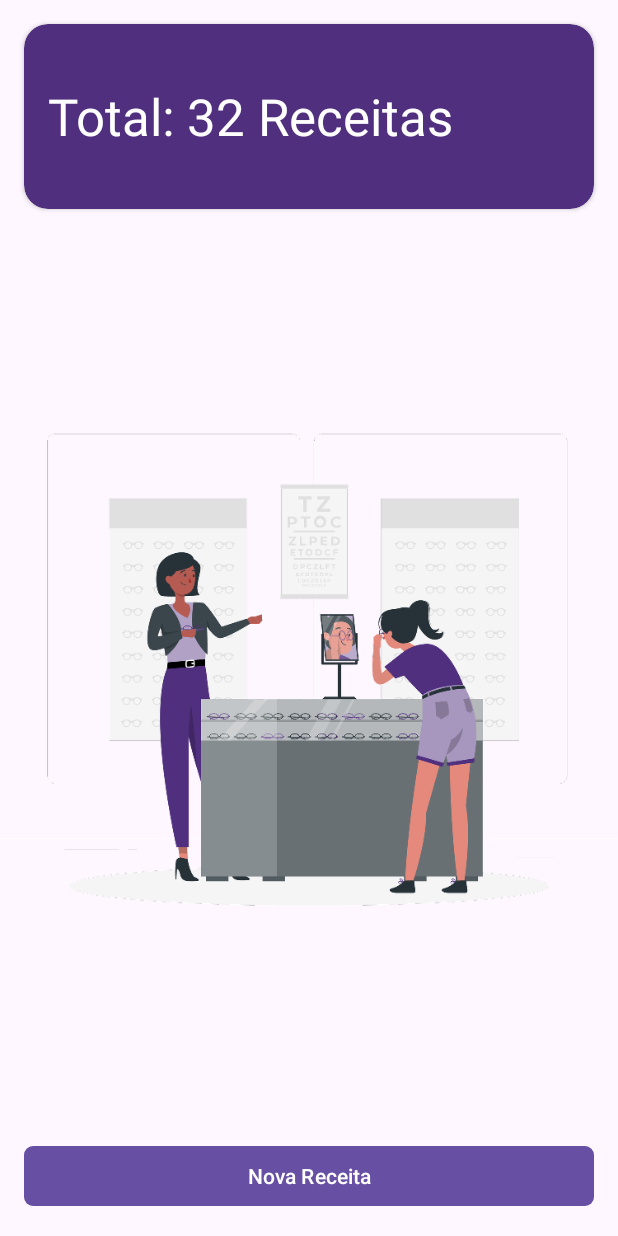
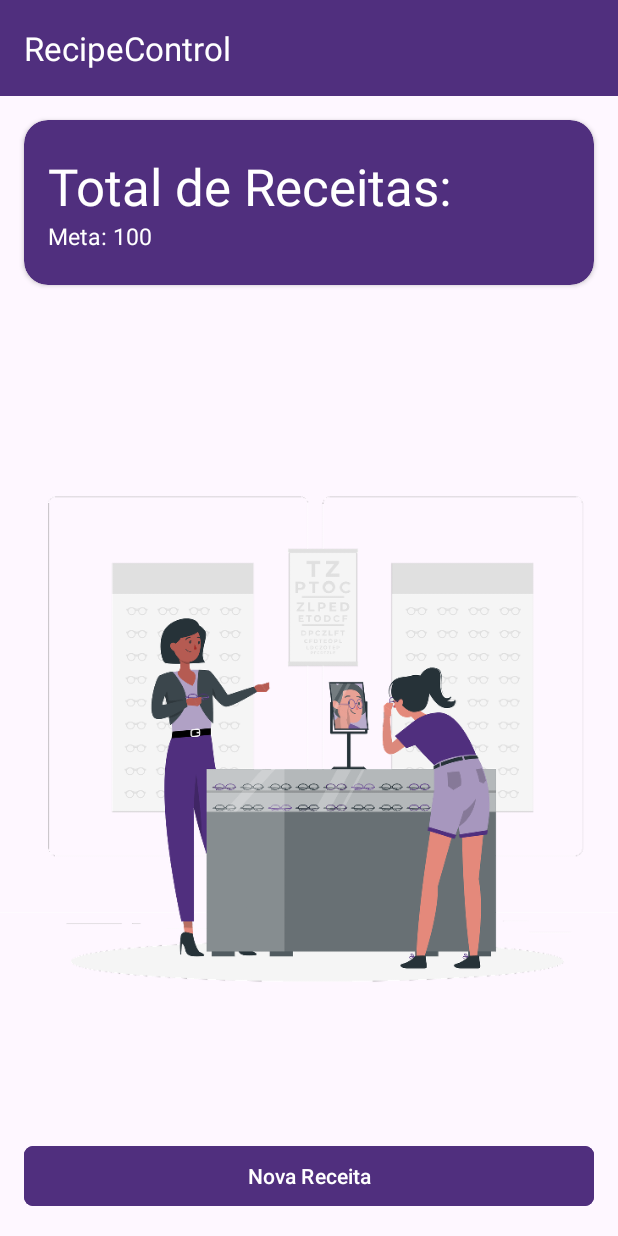
Before and after one commit to JoaoVitor-Dev/RecipeControl, an Android app: the layout activity_main.xml on its own in the app's theme, with its tools: preview values and no code run, on a phone screen of 412 x 824 dp. Run offline under Robolectric (Android 15) with nearby library versions, the phone set to English and light mode, and no system bars.

Commit message:
feat/impl toolbar

```diff
--- a/app/src/main/java/com/joaovitor/recipecontrol/SplashActivity.kt
+++ b/app/src/main/java/com/joaovitor/recipecontrol/SplashActivity.kt
@@ -44,6 +44,4 @@ class SplashActivity : AppCompatActivity() {
             }, 2000L)
         }
     }
-
-
 }
--- a/app/src/main/res/layout/activity_main.xml
+++ b/app/src/main/res/layout/activity_main.xml
@@ -7,29 +7,55 @@
     android:layout_height="match_parent"
     tools:context=".MainActivity">
 
+    <androidx.appcompat.widget.Toolbar
+        android:id="@+id/customToolbar"
+        android:layout_width="match_parent"
+        android:layout_height="?attr/actionBarSize"
+        android:background="@color/purple"
+        android:elevation="4dp"
+        android:titleTextColor="@android:color/white"
+        app:layout_constraintEnd_toEndOf="parent"
+        app:layout_constraintStart_toStartOf="parent"
+        app:layout_constraintTop_toTopOf="parent"
+        app:title="RecipeControl"
+        app:titleTextColor="@color/white" />
+
+
     <androidx.cardview.widget.CardView
         android:id="@+id/cardTotais"
-        android:layout_width="0dp"
-        android:layout_height="0dp"
+        android:layout_width="match_parent"
+        android:layout_height="110dp"
         android:layout_margin="16dp"
-        android:layout_marginTop="44dp"
         android:backgroundTint="@color/purple"
         app:cardCornerRadius="16dp"
         app:layout_constraintEnd_toEndOf="parent"
-        app:layout_constraintHeight_percent="0.15"
         app:layout_constraintStart_toStartOf="parent"
-        app:layout_constraintTop_toTopOf="parent">
+        app:layout_constraintTop_toBottomOf="@+id/customToolbar">
 
-        <TextView
-            android:id="@+id/textTotal"
+        <LinearLayout
             android:layout_width="wrap_content"
             android:layout_height="wrap_content"
             android:layout_gravity="start|center_vertical"
             android:layout_marginStart="16dp"
-            android:text="Total: 32 Receitas"
-            android:textColor="@android:color/white"
-            android:textSize="34sp" />
+            android:orientation="vertical">
 
+            <TextView
+                android:id="@+id/textTotal"
+                android:layout_width="wrap_content"
+                android:layout_height="wrap_content"
+                android:text="Total de Receitas: "
+                android:textColor="@android:color/white"
+                android:textSize="34sp" />
+
+            <TextView
+                android:id="@+id/textGoal"
+                android:layout_width="wrap_content"
+                android:layout_height="wrap_content"
+                android:text="Meta: 100"
+                android:textColor="@android:color/white"
+                android:textSize="15sp" />
+
+        </LinearLayout>
 
     </androidx.cardview.widget.CardView>
 
@@ -40,18 +66,21 @@
         android:layout_margin="16dp"
         android:text="Nova Receita"
         app:cornerRadius="6dp"
+        android:backgroundTint="@color/purple"
         app:layout_constraintBottom_toBottomOf="parent"
         app:layout_constraintEnd_toEndOf="parent"
         app:layout_constraintStart_toStartOf="parent" />
 
     <ImageView
         android:id="@+id/imageBackground"
-        android:layout_width="wrap_content"
-        android:layout_height="wrap_content"
+        android:layout_width="423dp"
+        android:layout_height="462dp"
         app:layout_constraintBottom_toTopOf="@+id/buttonNovaReceita"
         app:layout_constraintTop_toBottomOf="@+id/cardTotais"
+        app:layout_constraintVertical_bias="0.7"
         app:srcCompat="@drawable/optical_shop_rafiki"
         tools:ignore="MissingConstraints"
-        tools:layout_editor_absoluteX="0dp" />
+        tools:layout_editor_absoluteX="-4dp" />
+
 
 </androidx.constraintlayout.widget.ConstraintLayout>
```
Also changed, not shown: app/src/main/java/com/joaovitor/recipecontrol/MainActivity.kt (+19 -3 lines), app/src/main/res/menu/bottom_navigation_menu.xml (added, +11 -0 lines).
